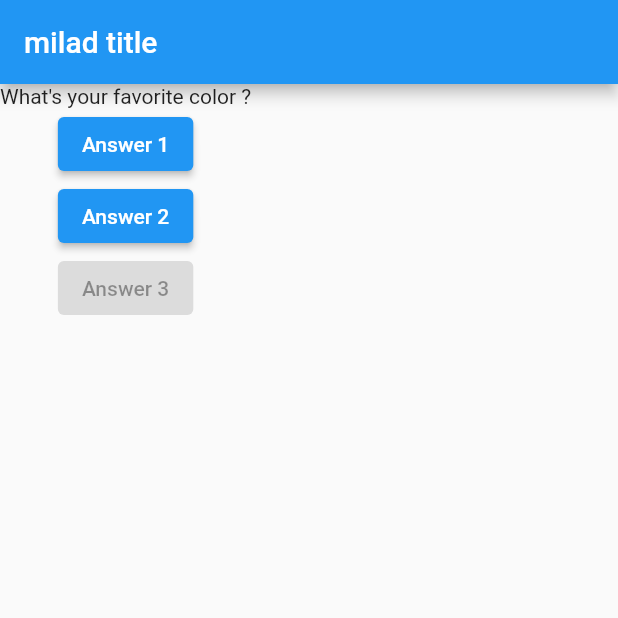
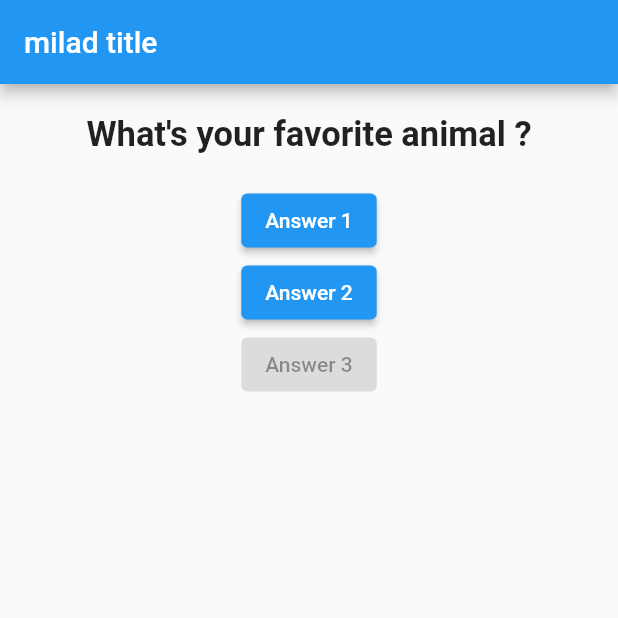
Before and after one commit to miladmirkhan/quiz_app, a Flutter app: the screen it shows after launch, after a tap on "Answer 1", on a phone screen of 412 x 824 dp, the top half of it. Run offline on Flutter 3.47's test engine with Material 2 defaults, Android fonts, the phone set to English and light mode, and no system bars.

Commit message:
do some styling

```diff
--- a/lib/main.dart
+++ b/lib/main.dart
@@ -1,11 +1,27 @@
 import 'package:flutter/material.dart';
+import './question.dart';
 void main()=>  runApp(myapp());
 
-class myapp extends StatelessWidget {
-  const myapp({ Key? key }) : super(key: key);
+class myapp extends StatefulWidget {
 
-void abswerQuestion(){
-  print('answer choosen!');
+  @override
+  State<StatefulWidget> createState() {
+    // TODO: implement createState
+    return _myappState();
+  }
+}
+
+class _myappState extends State<myapp>{/*(_) private properties */
+
+ var _questionIndex=0;
+
+ void abswerQuestion(){
+  setState(() {/* you should tell the flutter that you want the value to change by(setState) */
+    _questionIndex = _questionIndex + 1;
+  });
+
+
+  print(_questionIndex);
 }
 
   @override
@@ -23,7 +39,7 @@ void abswerQuestion(){
         body: Column(
           children:<Widget>/* this is a list of widgets */
            [
-             Text(questions.elementAt(0)),/* or questions[0] */
+             Question(questions.elementAt(_questionIndex),),/* or questions[0] */
              ElevatedButton(onPressed: abswerQuestion, child: Text('Answer 1')),
              ElevatedButton(onPressed: ()=> print("dss"), child: Text('Answer 2')),
              ElevatedButton(onPressed: null, child: Text('Answer 3')),
--- /dev/null
+++ b/lib/question.dart
@@ -0,0 +1,18 @@
+import 'package:flutter/material.dart';
+
+class Question extends StatelessWidget {
+final String questionText;
+
+Question(this.questionText);
+
+  @override
+  Widget build(BuildContext context) {
+    return Container(
+      margin: EdgeInsets.all(20),/* space around the container */
+      width: double.infinity/* as mach size it has */,
+      child: Text(questionText,
+      style:TextStyle(fontWeight: FontWeight.bold,fontSize: 23,),
+      textAlign: TextAlign.center,),
+    );
+  }
+}
```
